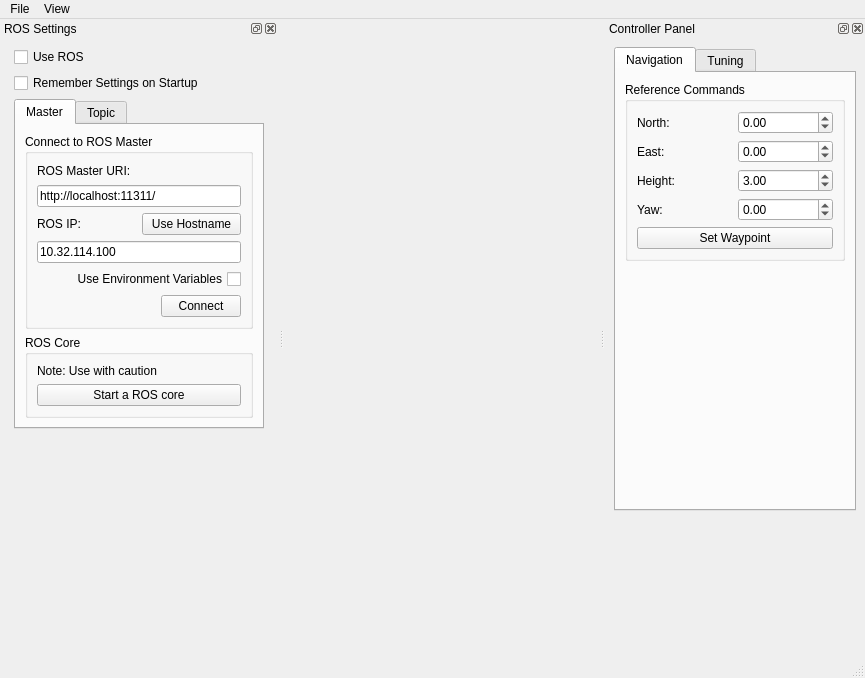
Before: the Qt Designer form ui/mainwindow.ui in mjhaskell/EE_674, drawn with Qt 5.
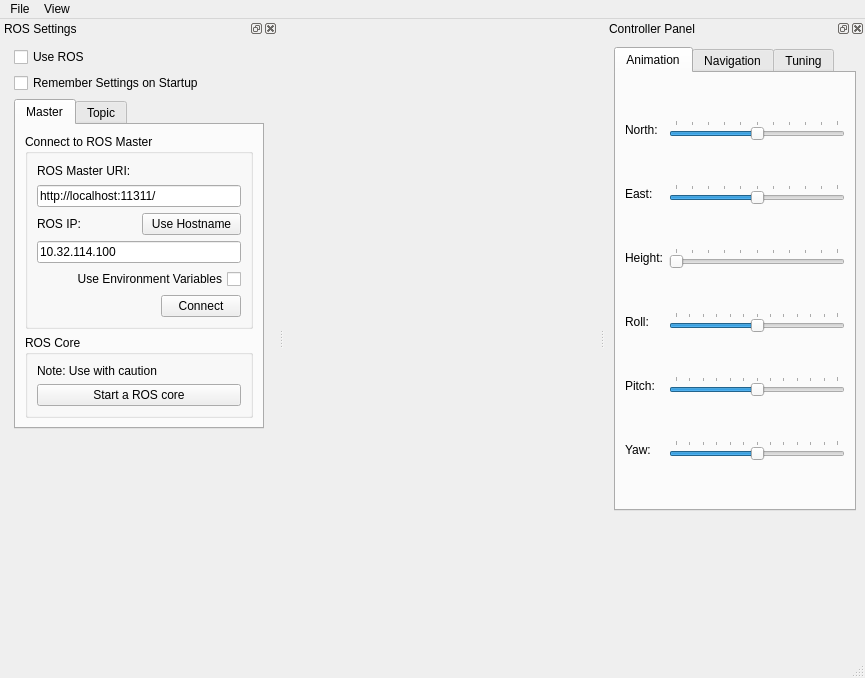
After: the same form once the commit is applied. Icons and pictures are not drawn.

The edit to the form file:
```diff
--- a/ui/mainwindow.ui
+++ b/ui/mainwindow.ui
@@ -465,6 +465,196 @@
        <property name="currentIndex">
         <number>0</number>
        </property>
+       <widget class="QWidget" name="animate_tab">
+        <attribute name="title">
+         <string>Animation</string>
+        </attribute>
+        <layout class="QGridLayout" name="gridLayout_12">
+         <item row="0" column="0">
+          <widget class="QLabel" name="label_16">
+           <property name="text">
+            <string>North:</string>
+           </property>
+           <property name="alignment">
+            <set>Qt::AlignLeading|Qt::AlignLeft|Qt::AlignVCenter</set>
+           </property>
+          </widget>
+         </item>
+         <item row="2" column="1">
+          <widget class="QSlider" name="height_slider">
+           <property name="maximum">
+            <number>100</number>
+           </property>
+           <property name="pageStep">
+            <number>10</number>
+           </property>
+           <property name="orientation">
+            <enum>Qt::Horizontal</enum>
+           </property>
+           <property name="tickPosition">
+            <enum>QSlider::TicksAbove</enum>
+           </property>
+           <property name="tickInterval">
+            <number>10</number>
+           </property>
+          </widget>
+         </item>
+         <item row="0" column="1">
+          <widget class="QSlider" name="north_slider">
+           <property name="minimum">
+            <number>-100</number>
+           </property>
+           <property name="maximum">
+            <number>100</number>
+           </property>
+           <property name="pageStep">
+            <number>20</number>
+           </property>
+           <property name="orientation">
+            <enum>Qt::Horizontal</enum>
+           </property>
+           <property name="tickPosition">
+            <enum>QSlider::TicksAbove</enum>
+           </property>
+           <property name="tickInterval">
+            <number>20</number>
+           </property>
+          </widget>
+         </item>
+         <item row="1" column="1">
+          <widget class="QSlider" name="east_slider">
+           <property name="minimum">
+            <number>-100</number>
+           </property>
+           <property name="maximum">
+            <number>100</number>
+           </property>
+           <property name="pageStep">
+            <number>20</number>
+           </property>
+           <property name="orientation">
+            <enum>Qt::Horizontal</enum>
+           </property>
+           <property name="tickPosition">
+            <enum>QSlider::TicksAbove</enum>
+           </property>
+           <property name="tickInterval">
+            <number>20</number>
+           </property>
+          </widget>
+         </item>
+         <item row="1" column="0">
+          <widget class="QLabel" name="label_17">
+           <property name="text">
+            <string>East:</string>
+           </property>
+          </widget>
+         </item>
+         <item row="3" column="1">
+          <widget class="QSlider" name="roll_slider">
+           <property name="minimum">
+            <number>-90</number>
+           </property>
+           <property name="maximum">
+            <number>90</number>
+           </property>
+           <property name="singleStep">
+            <number>1</number>
+           </property>
+           <property name="pageStep">
+            <number>10</number>
+           </property>
+           <property name="orientation">
+            <enum>Qt::Horizontal</enum>
+           </property>
+           <property name="tickPosition">
+            <enum>QSlider::TicksAbove</enum>
+           </property>
+           <property name="tickInterval">
+            <number>15</number>
+           </property>
+          </widget>
+         </item>
+         <item row="2" column="0">
+          <widget class="QLabel" name="label_18">
+           <property name="text">
+            <string>Height:</string>
+           </property>
+          </widget>
+         </item>
+         <item row="3" column="0">
+          <widget class="QLabel" name="label_19">
+           <property name="text">
+            <string>Roll:</string>
+           </property>
+          </widget>
+         </item>
+         <item row="4" column="0">
+          <widget class="QLabel" name="label_20">
+           <property name="text">
+            <string>Pitch:</string>
+           </property>
+          </widget>
+         </item>
+         <item row="5" column="0">
+          <widget class="QLabel" name="label_21">
+           <property name="text">
+            <string>Yaw:</string>
+           </property>
+          </widget>
+         </item>
+         <item row="4" column="1">
+          <widget class="QSlider" name="pitch_slider">
+           <property name="minimum">
+            <number>-90</number>
+           </property>
+           <property name="maximum">
+            <number>90</number>
+           </property>
+           <property name="singleStep">
+            <number>1</number>
+           </property>
+           <property name="pageStep">
+            <number>10</number>
+           </property>
+           <property name="orientation">
+            <enum>Qt::Horizontal</enum>
+           </property>
+           <property name="tickPosition">
+            <enum>QSlider::TicksAbove</enum>
+           </property>
+           <property name="tickInterval">
+            <number>15</number>
+           </property>
+          </widget>
+         </item>
+         <item row="5" column="1">
+          <widget class="QSlider" name="yaw_slider">
+           <property name="minimum">
+            <number>-90</number>
+           </property>
+           <property name="maximum">
+            <number>90</number>
+           </property>
+           <property name="singleStep">
+            <number>1</number>
+           </property>
+           <property name="pageStep">
+            <number>10</number>
+           </property>
+           <property name="orientation">
+            <enum>Qt::Horizontal</enum>
+           </property>
+           <property name="tickPosition">
+            <enum>QSlider::TicksAbove</enum>
+           </property>
+           <property name="tickInterval">
+            <number>15</number>
+           </property>
+          </widget>
+         </item>
+        </layout>
+       </widget>
        <widget class="QWidget" name="nav_tab">
         <attribute name="title">
          <string>Navigation</string>
```
